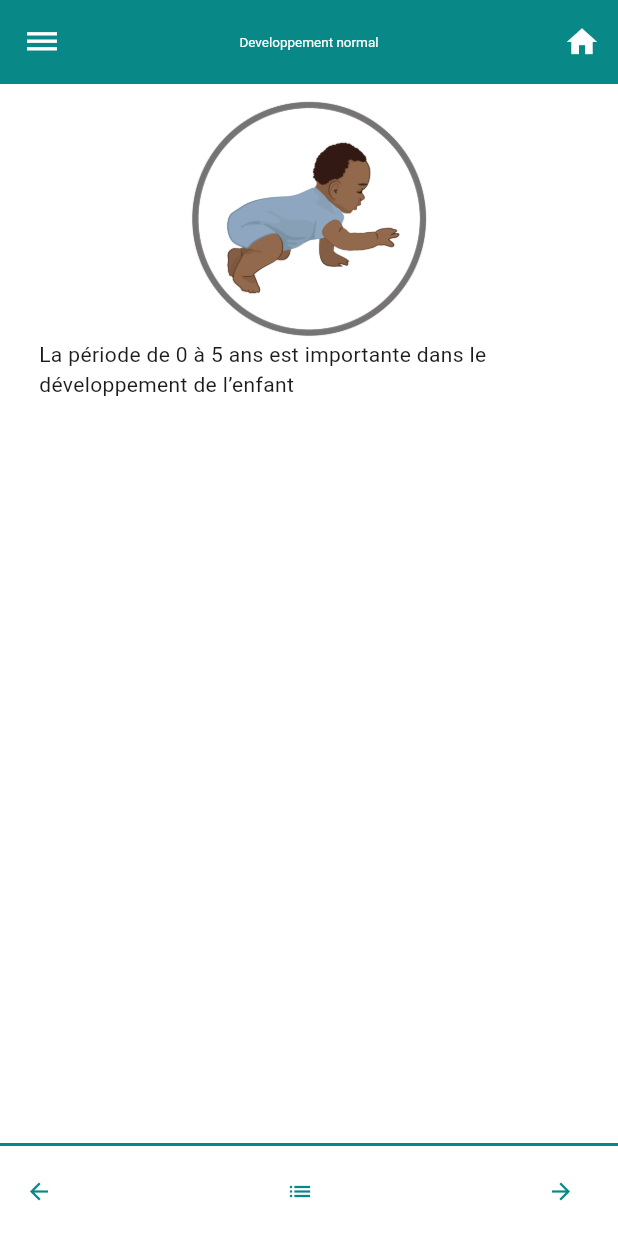
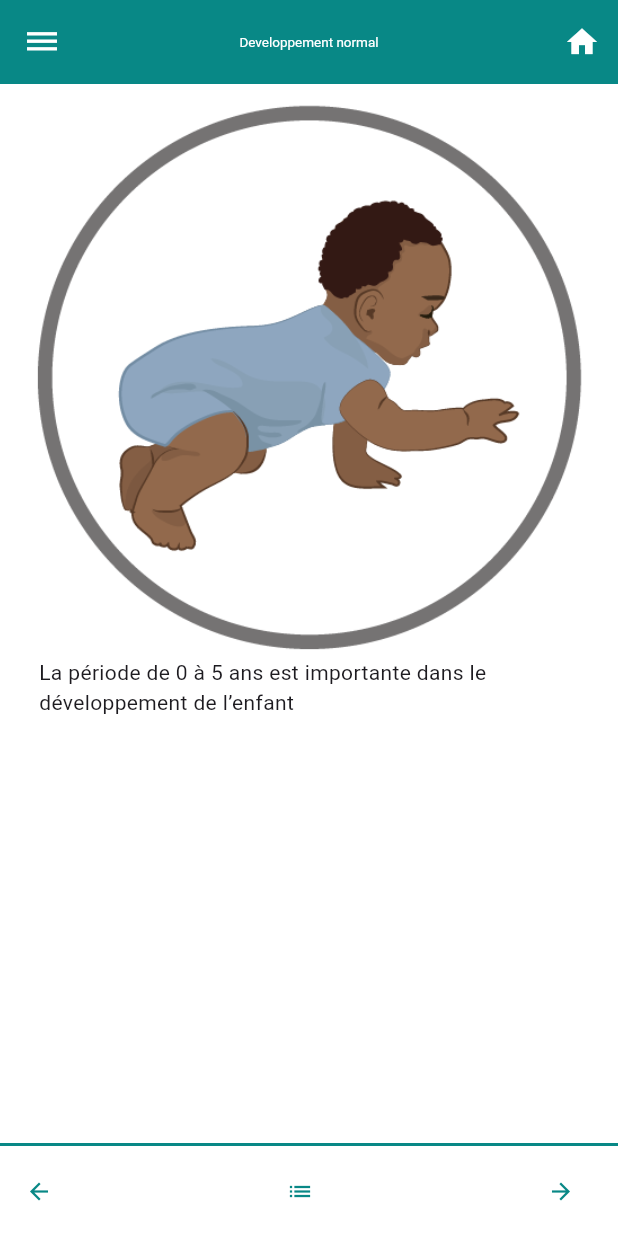
Before and after one commit to OUOBADeveloppeur/bebegrandit, a Flutter app: the screen it shows after launch, after a tap on an icon or button, on a phone screen of 412 x 824 dp. Run offline on Flutter 3.47's test engine with Material 3 defaults, Android fonts, the phone set to English and light mode, and no system bars; our stand-ins replace flutter_native_splash, hexcolor, hive, hive_flutter; accounts and stored records are empty.

Commit message:
Update ImageDescription.dart

```diff
--- a/lib/View/ImageDescription.dart
+++ b/lib/View/ImageDescription.dart
@@ -166,15 +166,15 @@ class _ImageDescriptionState extends State<ImageDescription1> {
     return Column(
       children: [
         if (shouldDisplayImage)
-          SizedBox(
-            height: 200, // Taille fixe pour les images
+          Container(
+            // Taille fixe pour les images
             child: isImageFirst
-                ? Column(
-                    mainAxisAlignment: MainAxisAlignment.end,
-                    children: [
-                      Flexible(child: imageWidget), // Utiliser Flexible ici
-                    ],
-                  )
+                ? SizedBox(
+                    // mainAxisAlignment: MainAxisAlignment.end,
+                    //children: [
+                    //   Flexible(child: imageWidget), // Utiliser Flexible ici
+                    // ],
+                    child: imageWidget)
                 : Row(
                     mainAxisAlignment: MainAxisAlignment.spaceEvenly,
                     crossAxisAlignment: CrossAxisAlignment.end,
```
